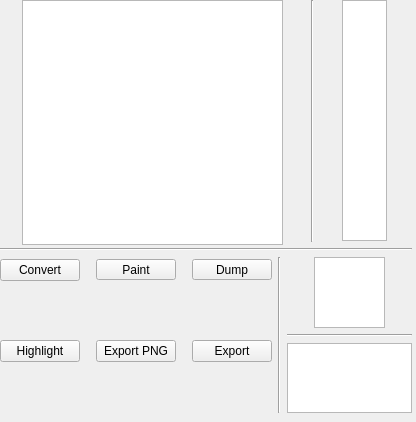
The window that BGTool/tabbg.ui (renatolond/DsTools) describes before a commit, drawn with Qt 5.
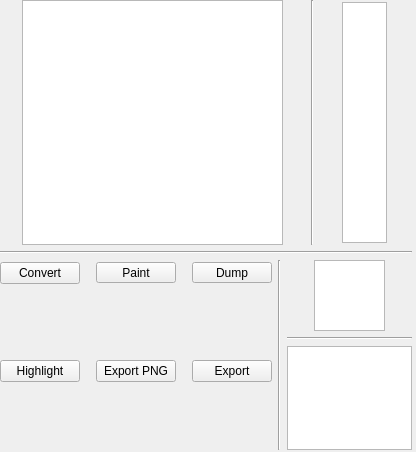
The same window after the commit. Custom widgets are drawn as their Qt base class.

What changed in the file:
```diff
--- a/BGTool/tabbg.ui
+++ b/BGTool/tabbg.ui
@@ -7,19 +7,19 @@
     <x>0</x>
     <y>0</y>
     <width>416</width>
-    <height>422</height>
+    <height>452</height>
    </rect>
   </property>
   <property name="minimumSize">
    <size>
     <width>416</width>
-    <height>422</height>
+    <height>452</height>
    </size>
   </property>
   <property name="maximumSize">
    <size>
     <width>416</width>
-    <height>422</height>
+    <height>452</height>
    </size>
   </property>
   <property name="windowTitle">
@@ -31,7 +31,7 @@
      <x>0</x>
      <y>0</y>
      <width>412</width>
-     <height>413</height>
+     <height>450</height>
     </rect>
    </property>
    <layout class="QVBoxLayout" name="verticalLayout">
```
